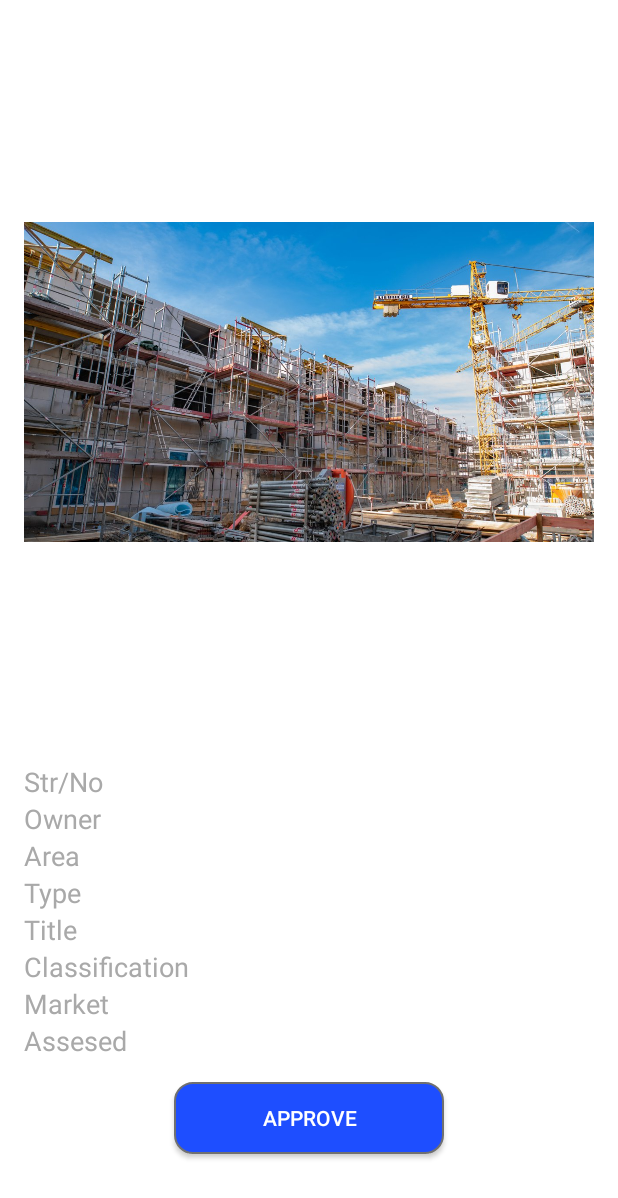
After one commit to STI-Taxation/Taxationuser, an Android app: the AdminView screen opened directly, with no data from a screen before it, on a phone screen of 412 x 824 dp. The commit adds this screen. Shown: the top 1198 px of the screen. Run offline under Robolectric (Android 15) with nearby library versions, the phone set to English and light mode, and no system bars; 4 statements that could not run were skipped.

Commit message:
sixth commit

```diff
--- a/app/src/main/AndroidManifest.xml
+++ b/app/src/main/AndroidManifest.xml
@@ -2,13 +2,16 @@
 <manifest xmlns:android="http://schemas.android.com/apk/res/android"
     package="com.uz.taxation">
 
-    <uses-permission android:name="android.permission.INTERNET"/>
+    <uses-permission android:name="android.permission.INTERNET" />
+
     <application
         android:allowBackup="true"
         android:icon="@mipmap/building"
         android:label="@string/app_name"
         android:supportsRtl="true"
         android:theme="@style/AppTheme">
+        <activity android:name=".AdminView"
+            android:parentActivityName=".AdminActivity"></activity>
         <activity android:name=".fragments.UserForm" />
         <activity android:name=".AdminActivity" />
         <activity android:name=".UserActivity" />
--- /dev/null
+++ b/app/src/main/java/com/uz/taxation/AdminView.kt
@@ -0,0 +1,30 @@
+package com.uz.taxation
+
+import androidx.appcompat.app.AppCompatActivity
+import android.os.Bundle
+import androidx.appcompat.app.ActionBar
+import kotlinx.android.synthetic.main.activity_admin_view.*
+import kotlinx.android.synthetic.main.activity_login.*
+
+class AdminView : AppCompatActivity() {
+
+
+    override fun onCreate(savedInstanceState: Bundle?) {
+        super.onCreate(savedInstanceState)
+        setContentView(R.layout.activity_admin_view)
+
+        val actionBar : ActionBar? =supportActionBar
+        actionBar!!.setDisplayHomeAsUpEnabled(true)
+        actionBar!!.setDisplayShowHomeEnabled(true)
+
+        var intent = intent
+        val aTitle = intent.getStringExtra("iTitle")
+        val aDescription = intent.getStringExtra("iDescription")
+        val aImageView = intent.getIntExtra("iImageView",0)
+
+        actionBar.setTitle(aTitle)
+        a_title.text = aTitle
+        location.text = aDescription
+        imageView.setImageResource(aImageView)
+    }
+}
--- a/app/src/main/java/com/uz/taxation/MyAdminAdapter.kt
+++ b/app/src/main/java/com/uz/taxation/MyAdminAdapter.kt
@@ -1,6 +1,7 @@
 package com.uz.taxation
 
 import android.content.Context
+import android.content.Intent
 import android.view.LayoutInflater
 import android.view.View
 import android.view.ViewGroup
@@ -35,31 +36,19 @@ class MyAdminAdapter(val arrayList: ArrayList<AdminModel>,val context:Context) :
 
 
         holder.itemView.setOnClickListener{
-            if(position==0){
-                Toast.makeText(
-                    context,"You Clicked",Toast.LENGTH_LONG
-                ).show()
-            }
-            if(position==0){
-                Toast.makeText(
-                    context,"You Clicked",Toast.LENGTH_LONG
-                ).show()
-            }
-            if(position==2){
-                Toast.makeText(
-                    context,"You Clicked",Toast.LENGTH_LONG
-                ).show()
-            }
-            if(position==3){
-                Toast.makeText(
-                    context,"You Clicked",Toast.LENGTH_LONG
-                ).show()
-            }
-            if(position==4){
-                Toast.makeText(
-                    context,"You Clicked",Toast.LENGTH_LONG
-                ).show()
-            }
+            val model = arrayList.get(position)
+            var gTitle :String = model.tvtitle
+            var gDescription:String = model.tvdesc
+
+            var gImageView: Int = model.imageadmin
+
+            val intent = Intent(context,AdminView::class.java)
+
+            intent.putExtra("iTitle",gTitle)
+            intent.putExtra("iDescription",gDescription)
+            intent.putExtra("iImageView",gImageView)
+
+            context.startActivity(intent)
         }
 
     }
--- a/app/src/main/java/com/uz/taxation/MyAdminHolder.java
+++ b/app/src/main/java/com/uz/taxation/MyAdminHolder.java
@@ -15,6 +15,6 @@ public class MyAdminHolder extends RecyclerView.ViewHolder {
 
         this.imageadmin = itemView.findViewById(R.id.imageadmin);
         this.mTitle = itemView.findViewById(R.id.title);
-        this.mDesc = itemView.findViewById(R.id.desc);
+        this.mDesc = itemView.findViewById(R.id.tvdesc);
     }
 }
--- /dev/null
+++ b/app/src/main/res/layout/activity_admin_view.xml
@@ -0,0 +1,116 @@
+<?xml version="1.0" encoding="utf-8"?>
+<RelativeLayout xmlns:android="http://schemas.android.com/apk/res/android"
+    xmlns:app="http://schemas.android.com/apk/res-auto"
+    xmlns:tools="http://schemas.android.com/tools"
+    android:layout_width="match_parent"
+    android:layout_height="match_parent"
+    tools:context=".AdminView"
+    android:padding="16dp"
+    android:gravity="center"
+    android:background="@color/whiteColor">
+
+    <ImageView
+        android:id="@+id/admingimageview"
+        android:layout_width="400dp"
+        android:layout_height="400dp"
+        android:src="@drawable/building1"/>
+
+    <TextView
+        android:id="@+id/a_title"
+        android:layout_width="match_parent"
+        android:layout_height="wrap_content"
+        android:text="BUILDING INFORMATION"
+        android:textColor="@color/blackColor"
+        android:textSize="22sp"
+        android:textStyle="bold"
+        android:layout_below="@id/admingimageview"
+        android:gravity="center"/>
+
+    <TextView
+        android:id="@+id/location"
+        android:layout_width="match_parent"
+        android:layout_height="wrap_content"
+        android:layout_below="@id/a_title"
+        android:text="Location"
+        android:textColor="@color/lighGrayColor"
+        android:textSize="18sp"/>
+    <TextView
+        android:id="@+id/strno"
+        android:layout_width="match_parent"
+        android:layout_height="wrap_content"
+        android:layout_below="@id/location"
+        android:text="Str/No"
+        android:textColor="@color/lighGrayColor"
+        android:textSize="18sp"/>
+    <TextView
+        android:id="@+id/owner"
+        android:layout_width="match_parent"
+        android:layout_height="wrap_content"
+        android:text="Owner"
+        android:textColor="@color/lighGrayColor"
+        android:textSize="18sp"
+        android:layout_below="@id/strno"/>
+
+    <TextView
+        android:id="@+id/area"
+        android:layout_width="match_parent"
+        android:layout_height="wrap_content"
+        android:layout_below="@id/owner"
+        android:text="Area"
+        android:textColor="@color/lighGrayColor"
+        android:textSize="18sp"/>
+    <TextView
+        android:id="@+id/type"
+        android:layout_width="match_parent"
+        android:layout_height="wrap_content"
+        android:layout_below="@id/area"
+        android:text="Type"
+        android:textColor="@color/lighGrayColor"
+        android:textSize="18sp"/>
+    <TextView
+        android:id="@+id/datecons"
+        android:layout_width="match_parent"
+        android:layout_height="wrap_content"
+        android:text="Title"
+        android:textColor="@color/lighGrayColor"
+        android:textSize="18sp"
+        android:layout_below="@id/type"/>
+
+    <TextView
+        android:id="@+id/classification"
+        android:layout_width="match_parent"
+        android:layout_height="wrap_content"
+        android:layout_below="@id/datecons"
+        android:text="Classification"
+        android:textColor="@color/lighGrayColor"
+        android:textSize="18sp"/>
+    <TextView
+        android:id="@+id/market"
+        android:layout_width="match_parent"
+        android:layout_height="wrap_content"
+        android:layout_below="@id/classification"
+        android:text="Market"
+        android:textColor="@color/lighGrayColor"
+        android:textSize="18sp"/>
+    <TextView
+        android:id="@+id/asses"
+        android:layout_width="match_parent"
+        android:layout_height="wrap_content"
+        android:layout_below="@id/market"
+        android:text="Assesed"
+        android:textColor="@color/lighGrayColor"
+        android:textSize="18sp"/>
+    <Button
+        android:id="@+id/approve"
+        android:layout_width="match_parent"
+        android:layout_height="wrap_content"
+        android:layout_marginLeft="100dp"
+        android:layout_marginTop="15dp"
+        android:layout_marginRight="100dp"
+        android:background="@drawable/btn_filter"
+        android:text="Approve"
+        android:textColor="@android:color/white"
+        android:layout_below="@+id/asses"/>
+
+
+</RelativeLayout>
--- a/app/src/main/res/layout/activity_application.xml
+++ b/app/src/main/res/layout/activity_application.xml
@@ -54,7 +54,7 @@
                 android:layout_gravity="center"
                 android:text="Name"
                 android:textColor="@android:color/black"
-                android:textSize="30sp"
+                android:textSize="20sp"
                 android:textStyle="bold" />
             <TextView
                 android:layout_width="match_parent"
@@ -65,12 +65,13 @@
                 android:textColor="#3C3C3C"
                 android:textSize="18sp"
                 android:textStyle="bold" />
+
             <TextView
-                android:layout_width="match_parent"
+                android:layout_width="238dp"
                 android:layout_height="wrap_content"
                 android:layout_gravity="center"
+                android:layout_marginLeft="25dp"
                 android:text="Municipality"
-                android:layout_marginLeft="25dp"
                 android:textColor="#3C3C3C"
                 android:textSize="18sp"
                 android:textStyle="bold" />
@@ -223,6 +224,7 @@
 
 
             </LinearLayout>
+
         </ScrollView>
 
 
--- a/app/src/main/res/layout/rowadmin.xml
+++ b/app/src/main/res/layout/rowadmin.xml
@@ -40,7 +40,7 @@
             android:layout_toEndOf="@id/imageadmin"
             android:layout_marginLeft="10dp"
             android:layout_marginTop="5dp"
-            android:layout_below="@+id/title"/>
+            android:layout_below="@+id/tvtitle"/>
 
     </RelativeLayout>
 </androidx.cardview.widget.CardView>
--- a/app/src/main/res/values/colors.xml
+++ b/app/src/main/res/values/colors.xml
@@ -8,4 +8,5 @@
     <color name="background">#3700B3</color>
     <color name="profile_background">#0BC9E3</color>
     <color name="text_color">#333639</color>
+    <color name="whiteColor">#fff</color>
 </resources>
```
